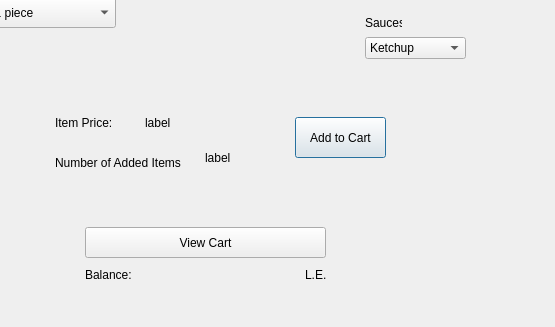
This is QT_Assignment/order.ui in Yasmina-Reda/QT_Assignment as Qt 5 draws it before an edit; both pictures show x 85 to 640 and y 153 to 480 of the 640 by 480 pixel window. The edited form follows.
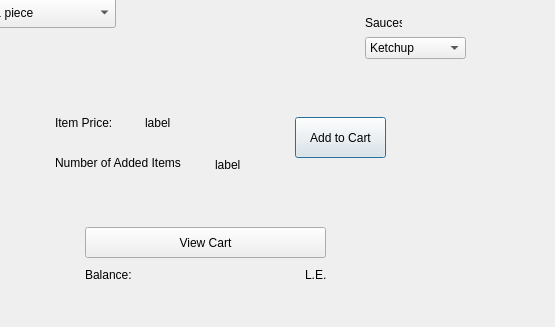
This is the edited form.

```diff
--- a/QT_Assignment/order.ui
+++ b/QT_Assignment/order.ui
@@ -163,10 +163,10 @@
   <widget class="QLabel" name="label_showNumItems">
    <property name="geometry">
     <rect>
-     <x>290</x>
-     <y>300</y>
+     <x>300</x>
+     <y>310</y>
      <width>61</width>
-     <height>21</height>
+     <height>16</height>
     </rect>
    </property>
    <property name="text">
```
